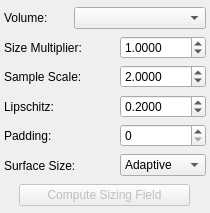
Qt form src/gui/Application/ToolWidgets/SizingFieldWidget.ui (SCIInstitute/Cleaver) before a commit.
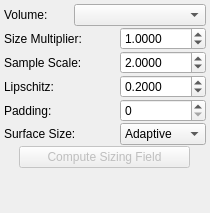
The same form after that commit.

Commit message: widgets are re-sizeable

What changed in the file:
```diff
--- a/src/gui/Application/ToolWidgets/SizingFieldWidget.ui
+++ b/src/gui/Application/ToolWidgets/SizingFieldWidget.ui
@@ -19,7 +19,7 @@
   <property name="maximumSize">
    <size>
     <width>524287</width>
-    <height>220</height>
+    <height>524287</height>
    </size>
   </property>
   <property name="windowTitle">
@@ -518,6 +518,19 @@
       </layout>
      </widget>
     </item>
+    <item>
+     <spacer name="verticalSpacer">
+      <property name="orientation">
+       <enum>Qt::Vertical</enum>
+      </property>
+      <property name="sizeHint" stdset="0">
+       <size>
+        <width>20</width>
+        <height>40</height>
+       </size>
+      </property>
+     </spacer>
+    </item>
    </layout>
   </widget>
  </widget>
```
The commit also changes 1 other file.
